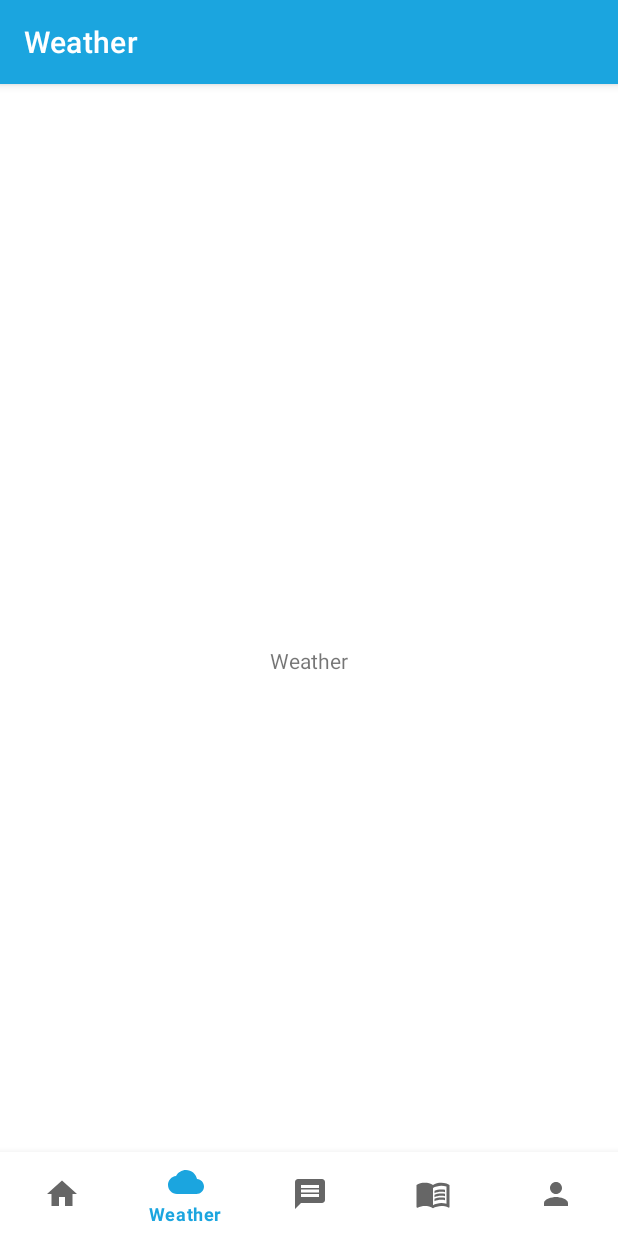
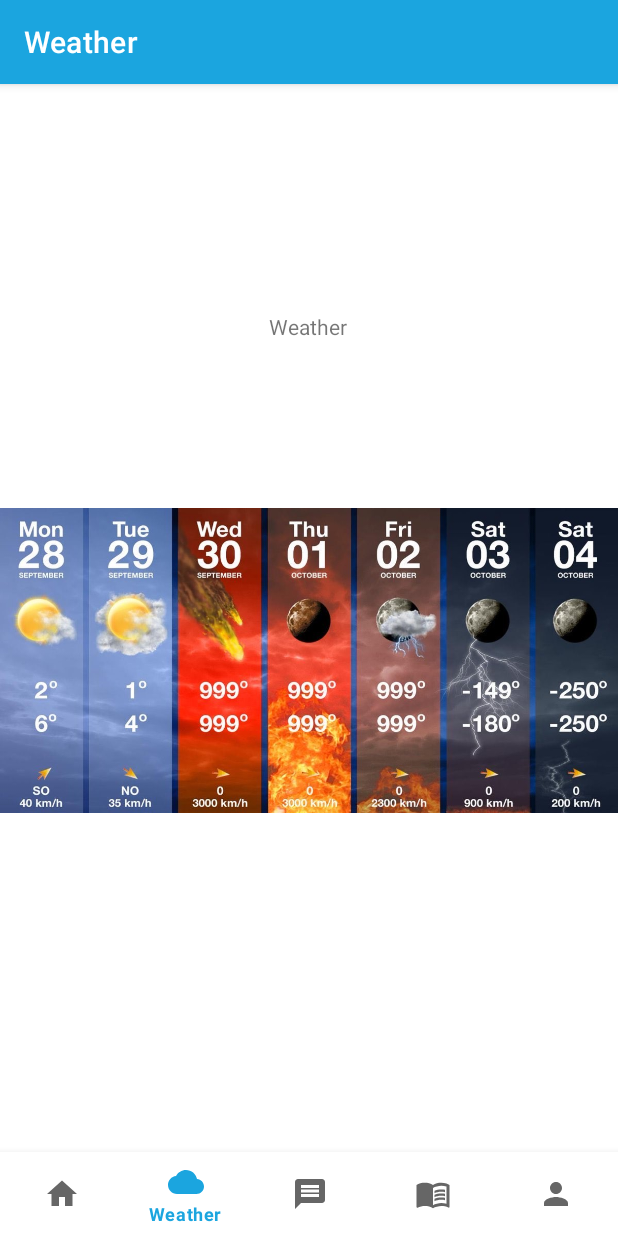
Before and after one commit to cadereynoldson/450GroupProject, an Android app: the WeatherFragment screen opened through its navigation route, on a phone screen of 412 x 824 dp. Run offline under Robolectric (Android 15) with nearby library versions, the phone set to English and light mode, and no system bars; our stand-ins replace navigation-ui.

Commit message:
11/04/2020 23:54
Added a placeholder in the weather fragment page.

```diff
--- a/app/src/main/res/layout/fragment_page_weather.xml
+++ b/app/src/main/res/layout/fragment_page_weather.xml
@@ -14,6 +14,21 @@
         android:text="@string/title_weather"
         app:layout_constraintBottom_toBottomOf="parent"
         app:layout_constraintEnd_toEndOf="parent"
+        app:layout_constraintHorizontal_bias="0.498"
+        app:layout_constraintStart_toStartOf="parent"
+        app:layout_constraintTop_toTopOf="parent"
+        app:layout_constraintVertical_bias="0.203" />
+
+    <ImageView
+        android:id="@+id/weather_image_placeholder"
+        android:layout_width="wrap_content"
+        android:layout_height="wrap_content"
+        android:layout_marginTop="70dp"
+        android:layout_marginBottom="70dp"
+        android:contentDescription="@string/weather_image_placeholderstring"
+        android:src="@drawable/image0"
+        app:layout_constraintBottom_toBottomOf="parent"
+        app:layout_constraintEnd_toEndOf="parent"
         app:layout_constraintStart_toStartOf="parent"
         app:layout_constraintTop_toTopOf="parent" />
 </androidx.constraintlayout.widget.ConstraintLayout>
--- a/app/src/main/res/values/strings.xml
+++ b/app/src/main/res/values/strings.xml
@@ -22,6 +22,8 @@
     <string name="auth_dummy_email">fakeEmail@email.com</string>
     <string name="auth_dummy_password">12345</string>
 
+    <string name="weather_image_placeholderstring">Your local weather forecase</string>
+
     <!--
     This string is used for square devices and overridden by hello_world in
     values-round/strings.xml for round devices.
```
Also changed, not shown: app/src/main/res/drawable/image0.jpg (added).
